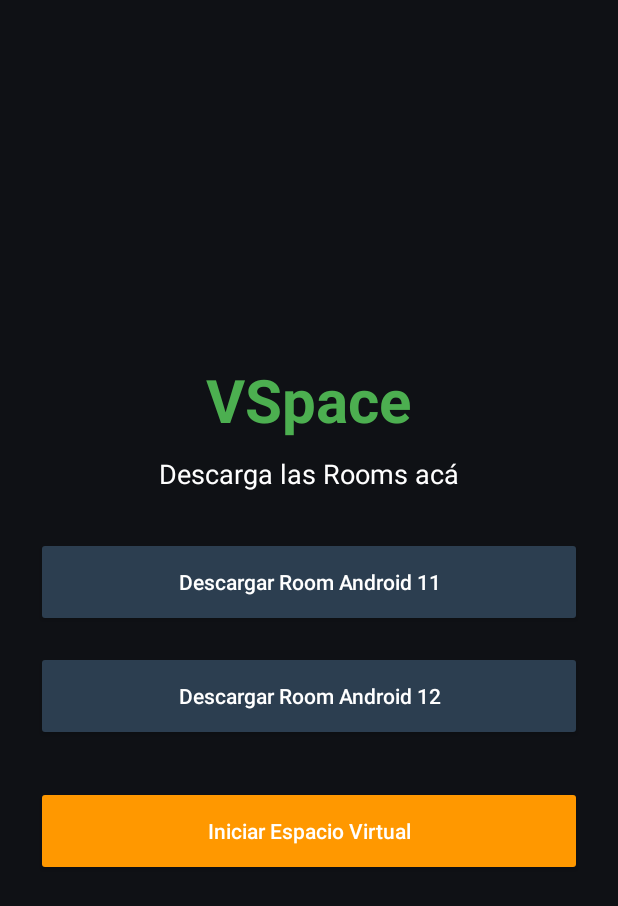
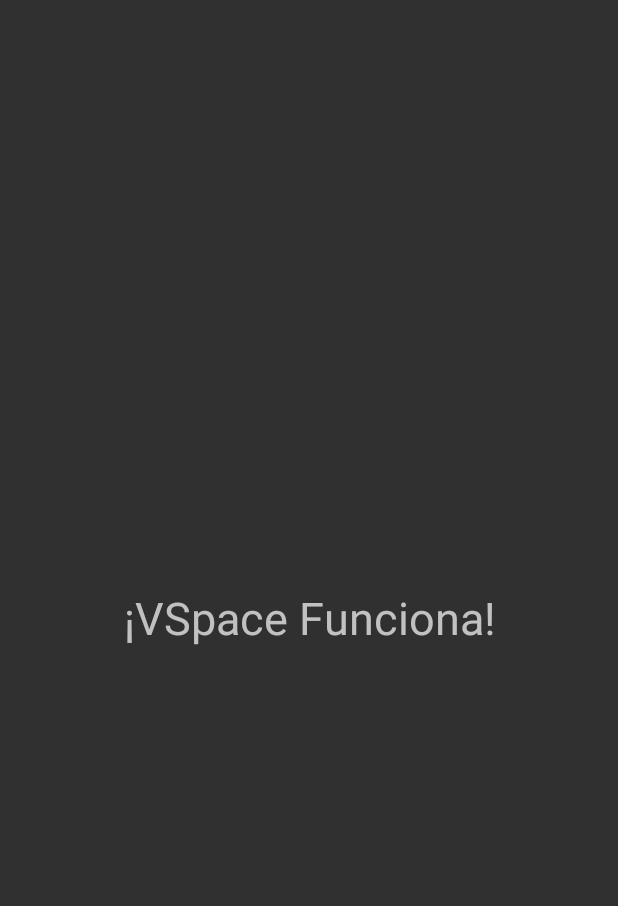
Before and after one commit to emanuelyoan470/RoomsforVSpace, an Android app: the screen it shows after launch (MainActivity), on a phone screen of 412 x 824 dp. Shown: the top 906 px of the screen. Run offline under Robolectric (Android 15) with nearby library versions, the phone set to English and light mode, and no system bars.

Commit message:
Refactor MainActivity to display message instead of buttons
Removed download buttons and overlay permission logic. Added a TextView to display a message directly in the code.

```diff
--- a/app/src/main/java/com/virtualspace/vspace/MainActivity.kt
+++ b/app/src/main/java/com/virtualspace/vspace/MainActivity.kt
@@ -1,49 +1,20 @@
 package com.virtualspace.vspace
 
-import android.app.DownloadManager
-import android.content.Context
-import android.content.Intent
-import android.net.Uri
 import android.os.Bundle
-import android.os.Environment
-import android.provider.Settings
-import android.widget.Button
 import androidx.appcompat.app.AppCompatActivity
+import android.widget.TextView
+import android.view.Gravity
 
 class MainActivity : AppCompatActivity() {
-
     override fun onCreate(savedInstanceState: Bundle?) {
         super.onCreate(savedInstanceState)
-        setContentView(R.layout.activity_main)
 
-        val btnDescargar11 = findViewById<Button>(R.id.btn_descargar_room11)
-        val btnDescargar12 = findViewById<Button>(R.id.btn_descargar_room12)
-        val btnIniciar = findViewById<Button>(R.id.btn_iniciar_virtual)
+        // En lugar de cargar el diseño XML, creamos un texto directo en el código
+        val textView = TextView(this)
+        textView.text = "¡VSpace Funciona!"
+        textView.textSize = 30f
+        textView.gravity = Gravity.CENTER
 
-        val urlRoom11 = "https://github.com/emanuelyoan470/RoomsforVSpace/releases/download/1.0.0/Room_11.zip"
-        val urlRoom12 = "https://github.com/emanuelyoan470/RoomsforVSpace/releases/download/1.0.0/Room_12.zip"
-
-        btnDescargar11.setOnClickListener { descargarRoom(this, urlRoom11, "Room_11.zip") }
-        btnDescargar12.setOnClickListener { descargarRoom(this, urlRoom12, "Room_12.zip") }
-
-        btnIniciar.setOnClickListener {
-            if (!Settings.canDrawOverlays(this)) {
-                val intent = Intent(Settings.ACTION_MANAGE_OVERLAY_PERMISSION, Uri.parse("package:$packageName"))
-                startActivity(intent)
-            } else {
-                startService(Intent(this, FloatingButtonService::class.java))
-            }
-        }
-    }
-
-    private fun descargarRoom(context: Context, url: String, nombreArchivo: String) {
-        val request = DownloadManager.Request(Uri.parse(url))
-            .setTitle("Descargando Room")
-            .setDescription("Descargando $nombreArchivo...")
-            .setNotificationVisibility(DownloadManager.Request.VISIBILITY_VISIBLE_NOTIFY_COMPLETED)
-            .setDestinationInExternalPublicDir(Environment.DIRECTORY_DOWNLOADS, nombreArchivo)
-
-        val downloadManager = context.getSystemService(Context.DOWNLOAD_SERVICE) as DownloadManager
-        downloadManager.enqueue(request)
+        setContentView(textView)
     }
 }
```
